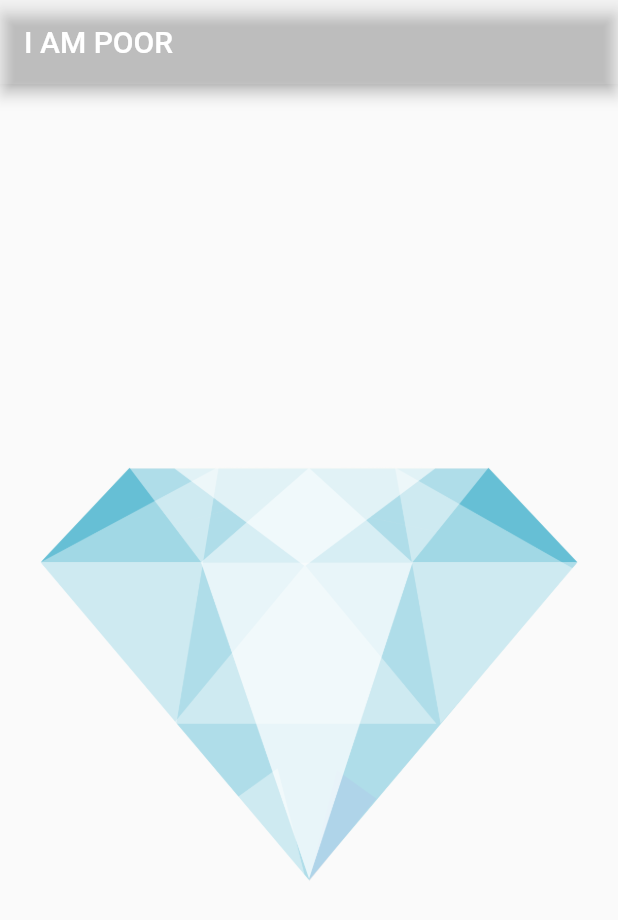
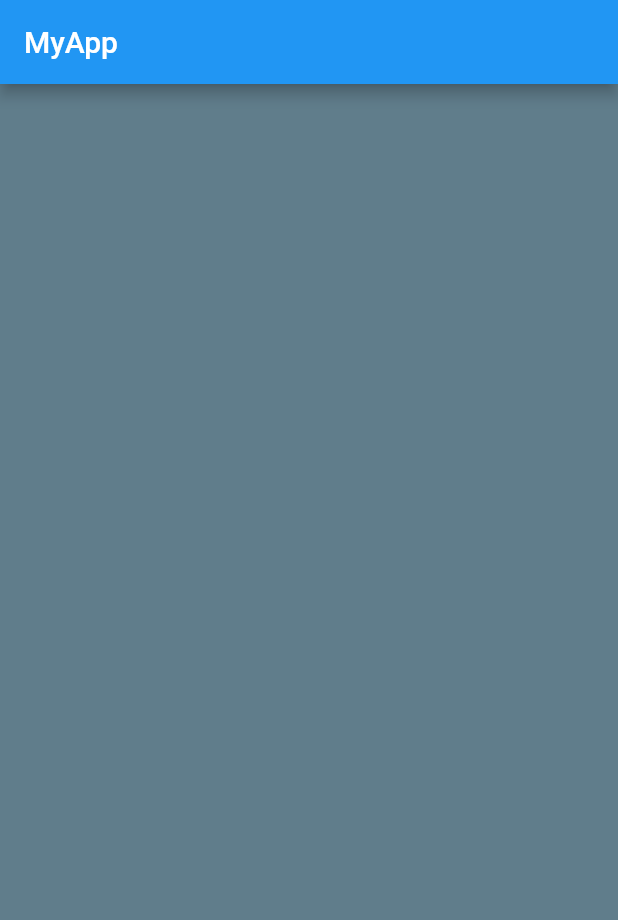
Before and after one commit to jinhe1997/FlutterStudyGroup-2020, a Flutter app: the screen it shows after launch, on a phone screen of 412 x 824 dp. Shown: the top 920 px of the screen. Run offline on Flutter 3.47's test engine with Material 2 defaults, Android fonts, the phone set to English and light mode, and no system bars.

Commit message:
Update MiCard

```diff
--- a/flutter_study_group_2020/lib/main.dart
+++ b/flutter_study_group_2020/lib/main.dart
@@ -1,17 +1,22 @@
 import 'package:flutter/material.dart';
 
 void main() {
-  runApp(MaterialApp(
-    home: Scaffold(
-      appBar: AppBar(
-        backgroundColor: Colors.white10,
-        title: Text('I AM POOR'),
+  runApp(MyApp());
+}
+
+class MyApp extends StatelessWidget {
+  @override
+  Widget build(BuildContext context) {
+    return MaterialApp(
+      home: Scaffold(
+        backgroundColor: Colors.blueGrey,
+        appBar: AppBar(
+          title: Text('MyApp'),
+        ),
+        body: Container(),
       ),
-      body: Center(
-        child: Image(
-          image: AssetImage('images/diamond.png'),
-        ),
-      ),
-    ),
-  ));
+    );
+    // TODO: implement build
+    throw UnimplementedError();
+  }
 }
```
